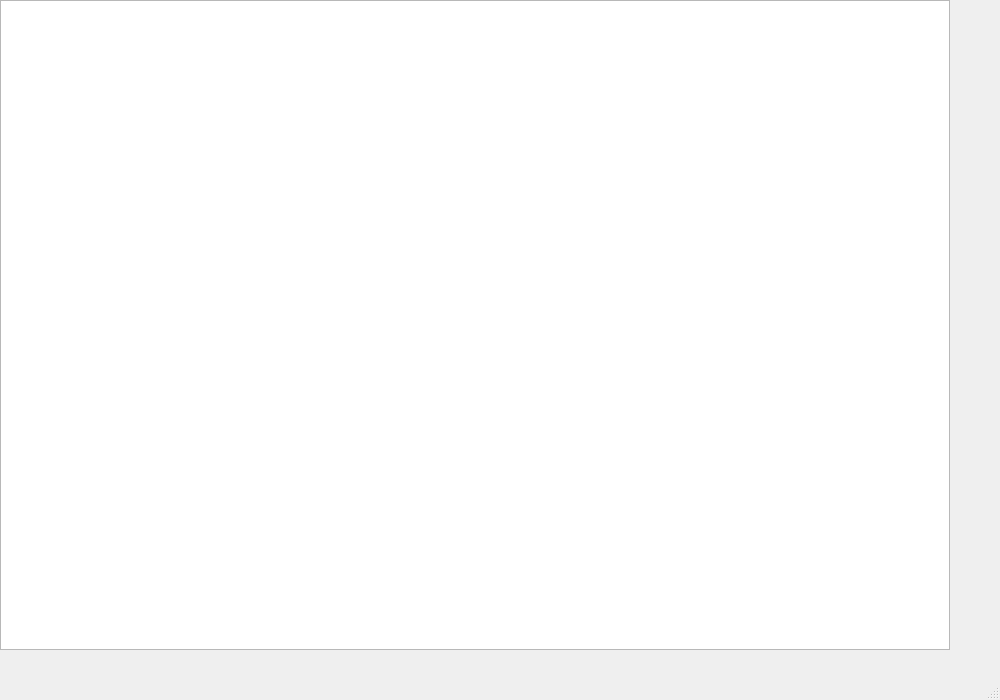
Old version of the form proyecto_final_/pantalla_menu.ui in the repository jstom12/proyecto_final_infii_JUANMANUELRESTREPO.
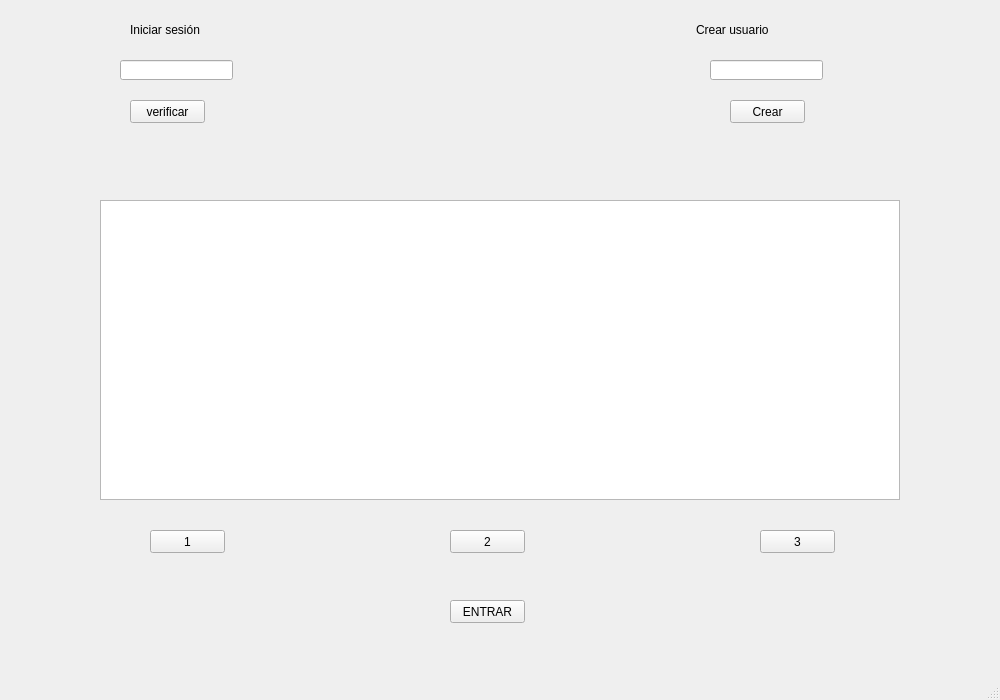
New version of the form.

The edit to the form file:
```diff
--- a/proyecto_final_/pantalla_menu.ui
+++ b/proyecto_final_/pantalla_menu.ui
@@ -17,13 +17,137 @@
    <widget class="QGraphicsView" name="graphicsView">
     <property name="geometry">
      <rect>
-      <x>0</x>
-      <y>0</y>
-      <width>950</width>
-      <height>650</height>
+      <x>100</x>
+      <y>200</y>
+      <width>800</width>
+      <height>300</height>
      </rect>
     </property>
    </widget>
+   <widget class="QPushButton" name="verifica_inicio">
+    <property name="geometry">
+     <rect>
+      <x>130</x>
+      <y>100</y>
+      <width>75</width>
+      <height>23</height>
+     </rect>
+    </property>
+    <property name="text">
+     <string>verificar</string>
+    </property>
+   </widget>
+   <widget class="QPushButton" name="verificar_crear">
+    <property name="geometry">
+     <rect>
+      <x>730</x>
+      <y>100</y>
+      <width>75</width>
+      <height>23</height>
+     </rect>
+    </property>
+    <property name="text">
+     <string>Crear</string>
+    </property>
+   </widget>
+   <widget class="QLabel" name="label">
+    <property name="geometry">
+     <rect>
+      <x>130</x>
+      <y>20</y>
+      <width>181</width>
+      <height>20</height>
+     </rect>
+    </property>
+    <property name="text">
+     <string>Iniciar sesión </string>
+    </property>
+   </widget>
+   <widget class="QLabel" name="label_2">
+    <property name="geometry">
+     <rect>
+      <x>696</x>
+      <y>20</y>
+      <width>131</width>
+      <height>20</height>
+     </rect>
+    </property>
+    <property name="text">
+     <string>Crear usuario</string>
+    </property>
+   </widget>
+   <widget class="QLineEdit" name="texto_inicio">
+    <property name="geometry">
+     <rect>
+      <x>120</x>
+      <y>60</y>
+      <width>113</width>
+      <height>20</height>
+     </rect>
+    </property>
+   </widget>
+   <widget class="QLineEdit" name="texto_crear">
+    <property name="geometry">
+     <rect>
+      <x>710</x>
+      <y>60</y>
+      <width>113</width>
+      <height>20</height>
+     </rect>
+    </property>
+   </widget>
+   <widget class="QPushButton" name="opcion_1">
+    <property name="geometry">
+     <rect>
+      <x>150</x>
+      <y>530</y>
+      <width>75</width>
+      <height>23</height>
+     </rect>
+    </property>
+    <property name="text">
+     <string>1</string>
+    </property>
+   </widget>
+   <widget class="QPushButton" name="opcion_2">
+    <property name="geometry">
+     <rect>
+      <x>450</x>
+      <y>530</y>
+      <width>75</width>
+      <height>23</height>
+     </rect>
+    </property>
+    <property name="text">
+     <string>2</string>
+    </property>
+   </widget>
+   <widget class="QPushButton" name="opcion_3">
+    <property name="geometry">
+     <rect>
+      <x>760</x>
+      <y>530</y>
+      <width>75</width>
+      <height>23</height>
+     </rect>
+    </property>
+    <property name="text">
+     <string>3</string>
+    </property>
+   </widget>
+   <widget class="QPushButton" name="iniciar_juego">
+    <property name="geometry">
+     <rect>
+      <x>450</x>
+      <y>600</y>
+      <width>75</width>
+      <height>23</height>
+     </rect>
+    </property>
+    <property name="text">
+     <string>ENTRAR</string>
+    </property>
+   </widget>
   </widget>
   <widget class="QMenuBar" name="menubar">
    <property name="geometry">
```
